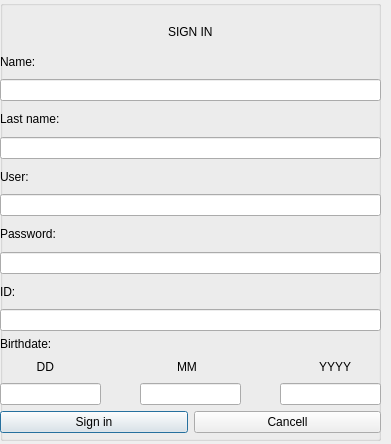
First picture: the form in Interfaz_Grafica/Meteo/registrodialog.ui, repository JuanOspinaECI/Project, before the edit.
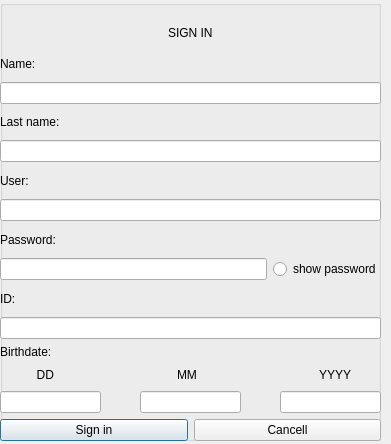
Second picture: the form after the edit.

What changed in the file:
```diff
--- a/Interfaz_Grafica/Meteo/registrodialog.ui
+++ b/Interfaz_Grafica/Meteo/registrodialog.ui
@@ -46,7 +46,7 @@
       <x>0</x>
       <y>20</y>
       <width>381</width>
-      <height>413</height>
+      <height>421</height>
      </rect>
     </property>
     <layout class="QVBoxLayout" name="verticalLayout">
@@ -125,7 +125,22 @@
       </widget>
      </item>
      <item>
-      <widget class="QLineEdit" name="pass"/>
+      <layout class="QHBoxLayout" name="horizontalLayout_4">
+       <item>
+        <widget class="QLineEdit" name="pass">
+         <property name="echoMode">
+          <enum>QLineEdit::Password</enum>
+         </property>
+        </widget>
+       </item>
+       <item>
+        <widget class="QRadioButton" name="show_pass">
+         <property name="text">
+          <string>show password</string>
+         </property>
+        </widget>
+       </item>
+      </layout>
      </item>
      <item>
       <widget class="QLabel" name="label_4">
```
